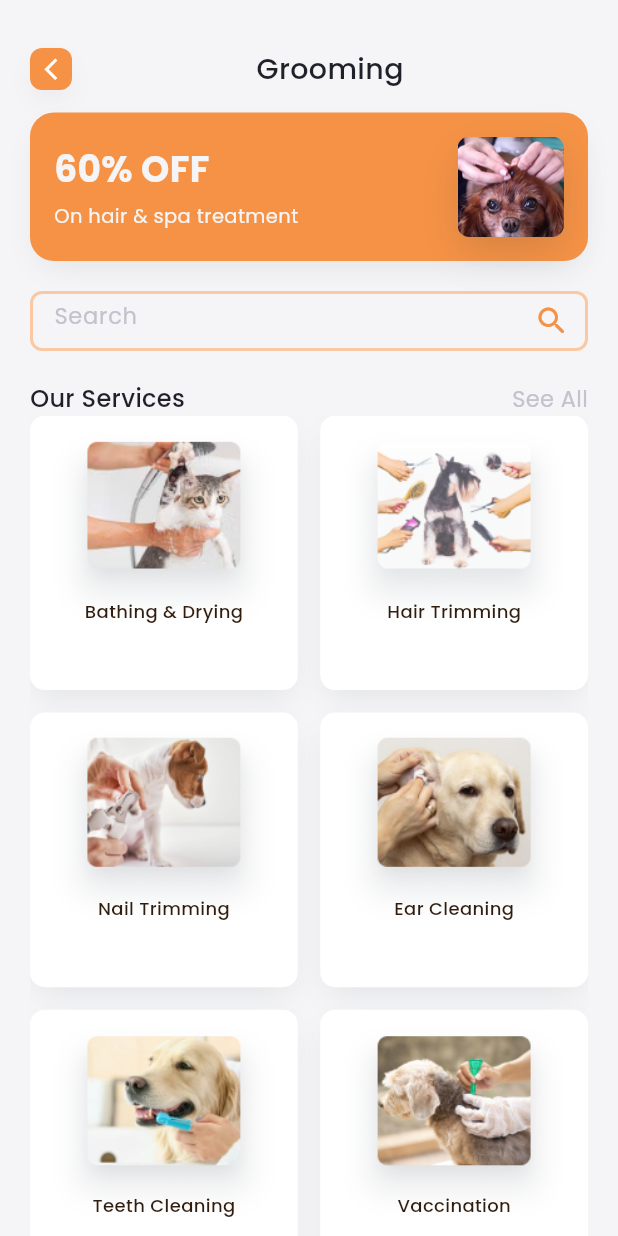
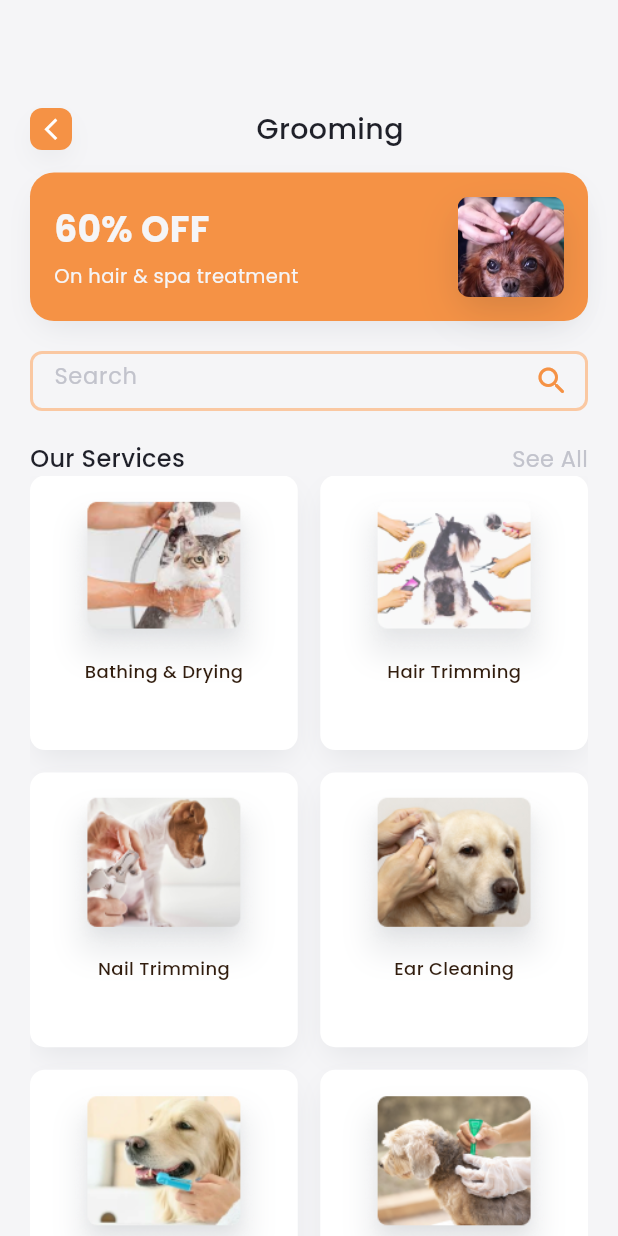
Before and after one commit to jayjadhav7666/Pet_Care_App, a Flutter app: the Grooming screen opened directly, on a phone screen of 412 x 824 dp. Run offline on Flutter 3.47's test engine with Material 3 defaults, Android fonts, the phone set to English and light mode, and no system bars; drawn by our look-alikes of flutter_animate; our stand-ins replace confetti, flutter_svg, google_fonts.

Commit message:
Issue resolved

```diff
--- a/lib/view/category/grooming.dart
+++ b/lib/view/category/grooming.dart
@@ -46,7 +46,7 @@ class _GroomingState extends State<Grooming> {
     return Scaffold(
       backgroundColor: const Color.fromRGBO(245, 245, 247, 1),
       body: Padding(
-        padding: const EdgeInsets.only(left: 20, right: 20, top: 20),
+        padding: const EdgeInsets.only(left: 20, right: 20, top: 60),
         child: Column(
           crossAxisAlignment: CrossAxisAlignment.start,
           children: [
--- a/lib/view/category/shop.dart
+++ b/lib/view/category/shop.dart
@@ -51,7 +51,7 @@ class _ShopState extends State<Shop> {
             children: [
               Container(
                 height: 148,
-                padding: const EdgeInsets.all(20),
+                padding: const EdgeInsets.only(left: 20, right: 20, top: 60, bottom: 20),
                 decoration: BoxDecoration(
                   color: Theme.of(context).primaryColor,
                   borderRadius: const BorderRadius.only(
--- a/lib/view/category/training.dart
+++ b/lib/view/category/training.dart
@@ -62,7 +62,7 @@ class _TrainingState extends State<Training> {
         padding: const EdgeInsets.only(
           left: 20,
           right: 20,
-          top: 20,
+          top: 60,
         ),
         child: Column(
           crossAxisAlignment: CrossAxisAlignment.start,
--- a/lib/view/home/dashboard.dart
+++ b/lib/view/home/dashboard.dart
@@ -45,11 +45,11 @@ class _DashBoardState extends State<DashBoard> {
     return Scaffold(
       backgroundColor: const Color.fromRGBO(245, 245, 247, 1),
       body: Padding(
-        padding: const EdgeInsets.all(20),
+        padding: const EdgeInsets.only(left: 20, right: 20, top: 60, bottom: 20),
         child: Column(
           children: [
             const SizedBox(
-              height: 40,
+              height: 20,
             ),
             //Profile Photo
             Row(
--- a/lib/view/home/notification.dart
+++ b/lib/view/home/notification.dart
@@ -70,7 +70,7 @@ class _NotificationsState extends State<Notifications> {
     return Scaffold(
       backgroundColor: const Color.fromRGBO(245, 245, 247, 1),
       body: Padding(
-        padding: const EdgeInsets.only(left: 20, right: 20, top: 32),
+        padding: const EdgeInsets.only(left: 20, right: 20, top: 60),
         child: Column(
           crossAxisAlignment: CrossAxisAlignment.start,
           children: [
--- a/lib/view/home/see_category.dart
+++ b/lib/view/home/see_category.dart
@@ -18,7 +18,7 @@ class _CategoriesState extends State<Categories> {
     return Scaffold(
       backgroundColor: const Color.fromRGBO(245, 245, 247, 1),
       body: Padding(
-        padding: const EdgeInsets.all(20),
+        padding: const EdgeInsets.only(left: 20, right: 20, top: 60, bottom: 20),
         child: Column(
           children: [
             const SizedBox(
--- a/lib/view/service/service.dart
+++ b/lib/view/service/service.dart
@@ -77,7 +77,7 @@ class _ServiceState extends State<Service> {
     return Scaffold(
       backgroundColor: const Color.fromRGBO(245, 245, 247, 1),
       body: Padding(
-        padding: const EdgeInsets.only(left: 20, right: 20, top: 20),
+        padding: const EdgeInsets.only(left: 20, right: 20, top: 60),
         child: Column(
           crossAxisAlignment: CrossAxisAlignment.start,
           children: [
```
